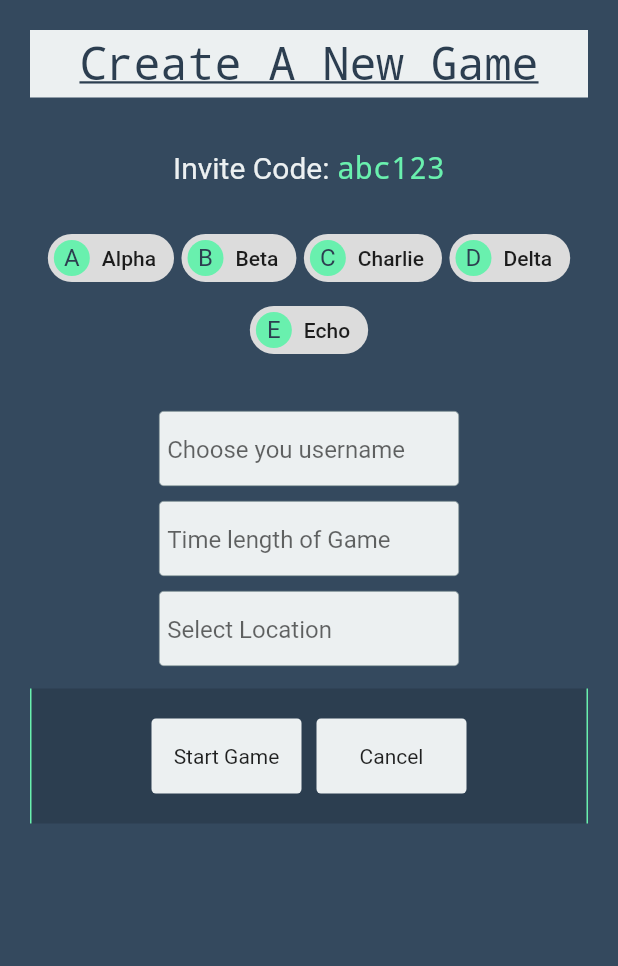
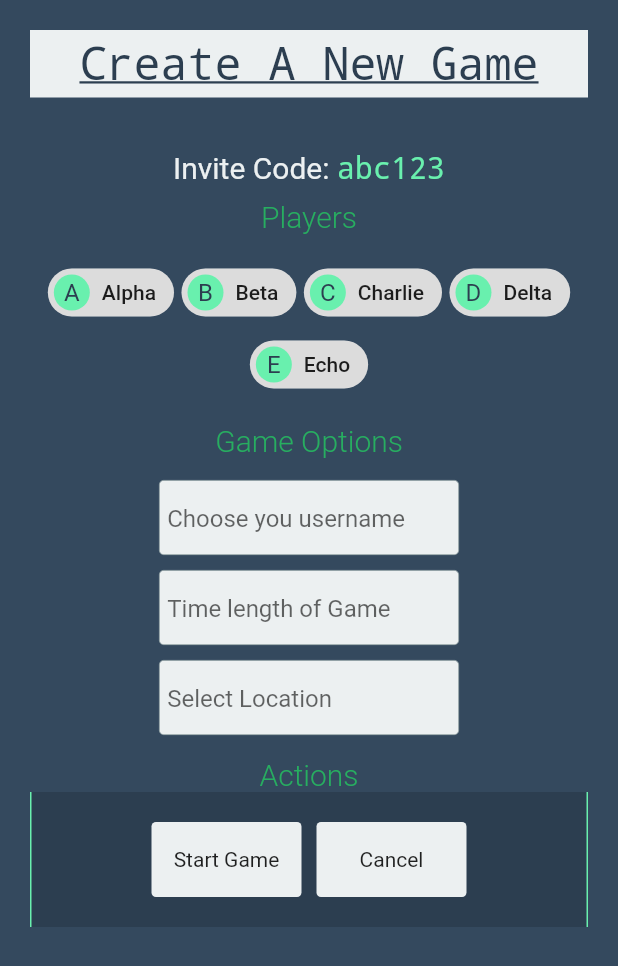
Before and after one commit to lopezhansel/spy-game, a Flutter app: the screen it shows after launch, after a tap on "New Game", on a phone screen of 412 x 824 dp. Shown: the top 966 px of the screen. Run offline on Flutter 3.47's test engine with Material 2 defaults, Android fonts, the phone set to English and light mode, and no system bars; Roboto replaces fonts that are missing (Raleway).

Commit message:
update: Create and use Dividers

```diff
--- a/lib/CreateGameSreen/CreateGameScreen.dart
+++ b/lib/CreateGameSreen/CreateGameScreen.dart
@@ -7,6 +7,7 @@ import 'package:hello_world/Shared/Navigate.dart';
 import 'package:hello_world/Shared/SpyfallPage.dart';
 import 'package:hello_world/Shared/ActionBar.dart';
 import 'package:hello_world/Shared/TopHeader.dart';
+import 'package:hello_world/Shared/Dividers.dart';
 
 class CreateGameScreen extends StatelessWidget {
   final String title = "Create A New Game";
@@ -35,8 +36,11 @@ class CreateGameScreen extends StatelessWidget {
         children: <Widget>[
           TopHeader(title),
           InviteWidget(accessCode: accessCode),
+          SectionDivider("Players"),
           PlayerList(players),
+          SectionDivider("Game Options"),
           GameOptions(menuItems: menuItems),
+          SectionDivider("Actions"),
           BorderContainer(
             child: ActionBar(menuItems),
           ),
--- a/lib/JoinGameScreen/JoinGameScreen.dart
+++ b/lib/JoinGameScreen/JoinGameScreen.dart
@@ -1,4 +1,5 @@
 import 'package:flutter/material.dart';
+import 'package:hello_world/Shared/Dividers.dart';
 import 'package:hello_world/Shared/Navigate.dart';
 import 'package:hello_world/Shared/SpyfallPage.dart';
 import 'package:hello_world/Shared/InputField.dart';
@@ -22,8 +23,10 @@ class JoinGameScreen extends StatelessWidget {
       child: Column(
         children: <Widget>[
           TopHeader(title),
+          SectionDivider('Game Info'),
           InputField(placeHolder: 'Enter Access Code'),
           InputField(placeHolder: 'Enter Your Name'),
+          SectionDivider('Actions'),
           BorderContainer(
             child: ActionBar(menuItems),
           ),
--- /dev/null
+++ b/lib/Shared/Dividers.dart
@@ -0,0 +1,78 @@
+import 'package:flutter/material.dart';
+import 'package:hello_world/Shared/Styles.dart';
+
+class LineTitle extends StatelessWidget {
+  final String title;
+
+  LineTitle(this.title);
+
+  @override
+  Widget build(BuildContext context) {
+    return Container(
+      alignment: Alignment(-1.0, 0.0),
+      child: Text(
+        title,
+        style: TextStyle(
+          color: MyColors.nephetis,
+          fontWeight: FontWeight.w300,
+          fontStyle: FontStyle.normal,
+          fontSize: 20,
+          decoration: TextDecoration.none,
+        ),
+      ),
+      decoration: BoxDecoration(
+        border: Border(
+          bottom: BorderSide(
+            width: 1.0,
+            color: MyColors.clouds,
+          ),
+        ),
+      ),
+    );
+  }
+}
+
+class LineDivider extends StatelessWidget {
+  @override
+  Widget build(BuildContext context) {
+    return Container(
+      alignment: Alignment(0.0, 0.0),
+      decoration: BoxDecoration(
+        border: Border(
+          bottom: BorderSide(
+            width: 1.0,
+            color: MyColors.clouds,
+          ),
+        ),
+      ),
+    );
+  }
+}
+
+class SectionDivider extends StatelessWidget {
+  final String title;
+
+  SectionDivider(this.title);
+
+  Widget get _title {
+    return Text(
+      title,
+      style: TextStyle(
+        color: MyColors.nephetis,
+        fontWeight: FontWeight.w300,
+        fontStyle: FontStyle.normal,
+        fontSize: 20,
+        decoration: TextDecoration.none,
+      ),
+    );
+  }
+
+  @override
+  Widget build(BuildContext context) {
+    bool hasTitle = title.length > 0;
+    return Container(
+      alignment: Alignment(0.0, 0.0),
+      child: hasTitle ? _title : null,
+    );
+  }
+}
```
